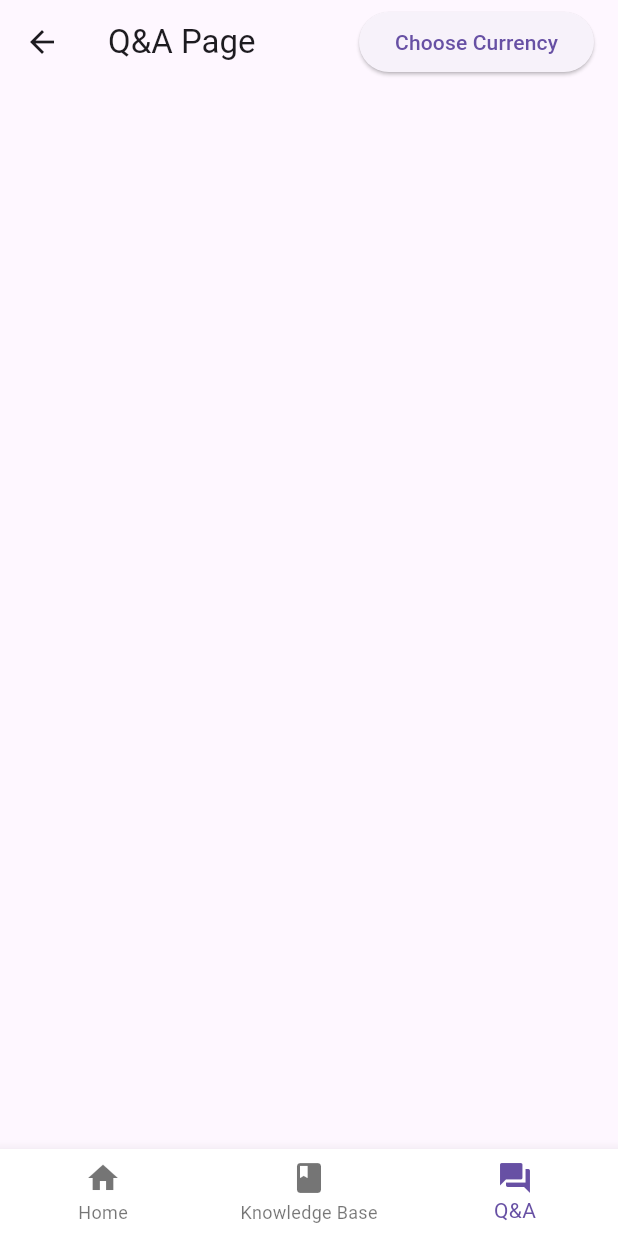
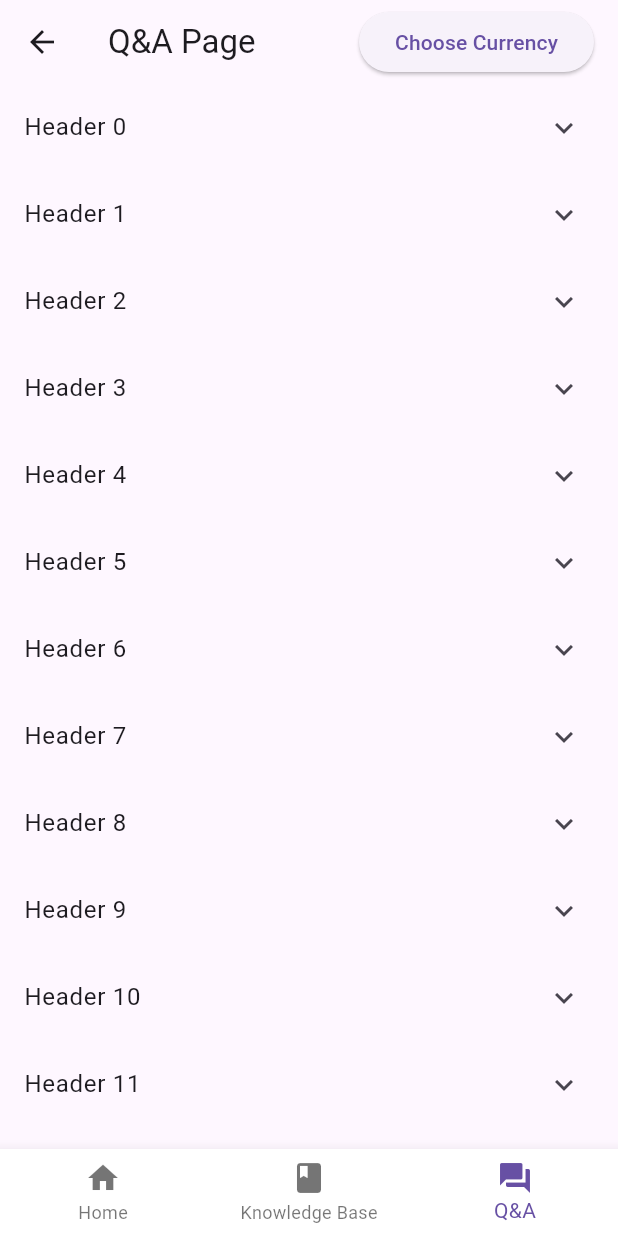
Before and after one commit to RailSAB/zakatbarakat, a Flutter app: the FAQPage screen opened by its route, on a phone screen of 412 x 824 dp. Run offline on Flutter 3.47's test engine with Material 3 defaults, Android fonts, the phone set to English and light mode, and no system bars; our stand-ins replace dio, flutter_riverpod; missing offline and left inert: currency_picker.

Commit message:
added expanded panel

```diff
--- a/flutter_app/lib/ui/pages/faq/faq_page.dart
+++ b/flutter_app/lib/ui/pages/faq/faq_page.dart
@@ -4,6 +4,18 @@ import 'package:flutter_app/providers/currency_provider.dart';
 import 'package:flutter_riverpod/flutter_riverpod.dart';
 import 'package:currency_picker/currency_picker.dart';
 import 'package:flutter_app/ui/widgets/footer.dart';
+
+class Item {
+  Item({
+    required this.headerText,
+    required this.expandedText,
+    this.isExpanded = false,
+  });
+
+  String headerText;
+  String expandedText;
+  bool isExpanded;
+}
 
 class FAQPage extends ConsumerStatefulWidget {
   const FAQPage({super.key});
@@ -13,6 +25,13 @@ class FAQPage extends ConsumerStatefulWidget {
 }
 
 class _FAQPageState extends ConsumerState<FAQPage> {
+  final List<Item> _data = List<Item>.generate(20,
+   (int index) {
+    return Item(
+      headerText: 'Header $index',
+      expandedText: 'Expanded $index',
+    );
+  });
 
   @override
   Widget build(BuildContext context) {
@@ -44,7 +63,19 @@ class _FAQPageState extends ConsumerState<FAQPage> {
         ),
       ),
       ),
-      // body:
+       body: ListView.builder(
+        itemCount: _data.length,
+        itemBuilder: (BuildContext context, int index) {
+          return ExpansionTile(
+            title: Text(_data[index].headerText),
+            children: <Widget>[
+              ListTile(
+                title: Text(_data[index].expandedText),
+              ),
+            ],
+          );
+        },
+      ),
       bottomNavigationBar: const CustomBottomNavBar(index: 2,),
     );
   }
```
